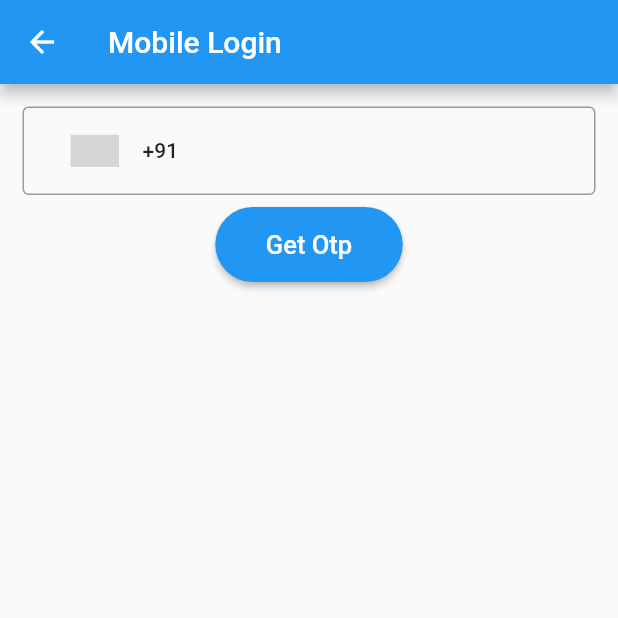
After one commit to Mayur228/firebase_flutter_demo, a Flutter app: the screen it shows after launch, after a tap on "Phone", on a phone screen of 412 x 824 dp, the top half of it. The commit adds this screen. Run offline on Flutter 3.47's test engine with Material 2 defaults, Android fonts, the phone set to English and light mode, and no system bars; drawn by our look-alikes of country_code_picker; our stand-ins replace bloc, firebase_auth, firebase_core, flutter_bloc, get_it, google_sign_in and 2 more; accounts and stored records are empty; network calls fail; grey boxes are pictures that could not be loaded.

Commit message:
add mobile auth

```diff
--- a/lib/login_page/bloc/login_bloc.dart
+++ b/lib/login_page/bloc/login_bloc.dart
@@ -28,7 +28,10 @@ class LoginBloc extends Bloc<LoginEvent, LoginState> {
     );
 
     on<RedirectToDetailsPage>(
-        (event, emit) => emit(RedirectionState(event.userData)));
+      (event, emit) => emit(
+        RedirectionState(event.userData),
+      ),
+    );
 
     on<CheckUserSingIn>(
       (event, emit) async {
@@ -49,6 +52,12 @@ class LoginBloc extends Bloc<LoginEvent, LoginState> {
       },
     );
 
+    on<LoginWithMobile>(
+      (event, emit) => emit(
+        RedirectToMobileState(),
+      ),
+    );
+
     isUserSignIn();
   }
 
@@ -63,4 +72,8 @@ class LoginBloc extends Bloc<LoginEvent, LoginState> {
   isUserSignIn() {
     add(CheckUserSingIn());
   }
+
+  loginWithMobile() {
+    add(LoginWithMobile());
+  }
 }
--- a/lib/login_page/bloc/login_event.dart
+++ b/lib/login_page/bloc/login_event.dart
@@ -19,3 +19,7 @@ class RedirectToDetailsPage extends LoginEvent {
 class CheckUserSingIn extends LoginEvent {
   CheckUserSingIn();
 }
+
+class LoginWithMobile extends LoginEvent {
+  LoginWithMobile();
+}
--- a/lib/login_page/bloc/login_state.dart
+++ b/lib/login_page/bloc/login_state.dart
@@ -24,3 +24,7 @@ class RedirectionState extends LoginState {
   final UserData userData;
   RedirectionState(this.userData);
 }
+
+class RedirectToMobileState extends LoginState {
+  RedirectToMobileState();
+}
--- a/lib/login_page/login_page.dart
+++ b/lib/login_page/login_page.dart
@@ -1,6 +1,7 @@
 import 'package:firebase_demo_flutter/details_page/details_page.dart';
 import 'package:firebase_demo_flutter/login_page/bloc/login_bloc.dart';
 import 'package:firebase_demo_flutter/login_page/bloc/login_state.dart';
+import 'package:firebase_demo_flutter/mobile_login_page/mobile_login_page.dart';
 import 'package:flutter/material.dart';
 import 'package:flutter_bloc/flutter_bloc.dart';
 
@@ -30,14 +31,14 @@ class LoginPage extends StatelessWidget {
     return BlocConsumer(
       builder: (context, state) {
         if (state is NoDataSet) {
-          return mainWidget();
+          return mainWidget(context);
         } else if (state is Success) {
           bloc.redirectToDetailsPage(state.userData);
           return Container();
-        }else if(state is Loading) {
+        } else if (state is Loading) {
           return const Center(child: CircularProgressIndicator());
         } else {
-          return mainWidget();
+          return mainWidget(context);
         }
       },
       listener: (context, state) {
@@ -51,24 +52,57 @@ class LoginPage extends StatelessWidget {
             ),
           );
         }
+        else if(state is RedirectToMobileState) {
+          Navigator.push(
+            context,
+            MaterialPageRoute(
+              builder: (context) => MobileLoginPage(),
+            ),
+          );
+        }
       },
     );
   }
 
-  mainWidget() {
+  mainWidget(BuildContext context) {
     return Center(
-      child: ElevatedButton(
+      child: Column(
+        mainAxisAlignment: MainAxisAlignment.center,
+        mainAxisSize: MainAxisSize.max,
+        children: [
+          ElevatedButton.icon(
             onPressed: () {
-          bloc.loginWithGoogle();
+              bloc.loginWithMobile();
             },
             style: ElevatedButton.styleFrom(
+                primary: Colors.white, fixedSize: const Size(240, 50)),
+            label: const Text(
+              'Phone',
+              style: TextStyle(color: Colors.black),
+            ),
+            icon: const Icon(
+              Icons.phone_android,
+              color: Colors.black,
+            ),
+          ),
+          const Padding(
+            padding: EdgeInsets.all(8.0),
+            child: Text('OR'),
+          ),
+          ElevatedButton(
+            onPressed: (() {
+              bloc.loginWithGoogle();
+            }),
+            style: ElevatedButton.styleFrom(
               primary: Colors.white,
-          padding: const EdgeInsets.symmetric(horizontal: 100, vertical: 15),
+              fixedSize: const Size(240, 50),
             ),
             child: const Text(
               'Google',
               style: TextStyle(color: Colors.black),
             ),
+          )
+        ],
       ),
     );
   }
--- /dev/null
+++ b/lib/mobile_login_page/bloc/bloc.dart
@@ -0,0 +1,3 @@
+export 'mobile_login_bloc.dart';
+export 'mobile_login_state.dart';
+export 'mobile_login_event.dart';
--- /dev/null
+++ b/lib/mobile_login_page/bloc/mobile_login_bloc.dart
@@ -0,0 +1,26 @@
+
+import 'package:bloc/bloc.dart';
+import 'package:firebase_demo_flutter/mobile_login_page/bloc/bloc.dart';
+import 'package:firebase_demo_flutter/repository/firebase_repository.dart';
+import 'package:injectable/injectable.dart';
+
+@injectable
+class MobileLoginBloc extends Bloc<MobileLoginEvent, MobileLoginState> {
+  final FirebaseRepository firebaseRepository;
+  MobileLoginBloc(FirebaseRepository repository)
+      : firebaseRepository = repository,
+        super(InitState()) {
+    on<GetOtpEvent>(
+      (event, emit) {
+        // _onSendOtp(event, emit);
+        emit(RedirectToOtpPage(event.mobile));
+      },
+    );
+  }
+
+  getOtp(String mobile) {
+    add(GetOtpEvent(mobile));
+  }
+
+
+}
--- /dev/null
+++ b/lib/mobile_login_page/bloc/mobile_login_event.dart
@@ -0,0 +1,8 @@
+
+abstract class MobileLoginEvent {}
+
+class GetOtpEvent extends MobileLoginEvent {
+  final String mobile;
+
+  GetOtpEvent(this.mobile);
+}
--- /dev/null
+++ b/lib/mobile_login_page/bloc/mobile_login_state.dart
@@ -0,0 +1,21 @@
+abstract class MobileLoginState {}
+
+class InitState extends MobileLoginState {
+  InitState();
+}
+
+class Loading extends MobileLoginState {
+  Loading();
+}
+
+class Error extends MobileLoginState {
+  final String error;
+
+  Error(this.error);
+}
+
+class RedirectToOtpPage extends MobileLoginState {
+  final String mobile;
+
+  RedirectToOtpPage(this.mobile);
+}
--- /dev/null
+++ b/lib/mobile_login_page/mobile_login_page.dart
@@ -0,0 +1,106 @@
+
+import 'package:country_code_picker/country_code_picker.dart';
+import 'package:firebase_demo_flutter/mobile_login_page/bloc/bloc.dart';
+import 'package:firebase_demo_flutter/verify_otp_page/verify_otp_page.dart';
+import 'package:flutter/material.dart';
+import 'package:flutter_bloc/flutter_bloc.dart';
+
+import '../di/injectable.dart';
+
+class MobileLoginPage extends StatelessWidget {
+  MobileLoginPage({Key? key}) : super(key: key);
+  final phoneController = TextEditingController();
+  final bloc = getIt<MobileLoginBloc>();
+  String _countryCode = '';
+
+  @override
+  Widget build(BuildContext context) {
+    return Scaffold(
+        appBar: AppBar(
+          title: const Text('Mobile Login'),
+        ),
+        body: provider(context));
+  }
+
+  BlocProvider<MobileLoginBloc> provider(BuildContext context) {
+    return BlocProvider(
+      create: (_) => bloc,
+      child: blocConsumer(bloc),
+    );
+  }
+
+  BlocConsumer<MobileLoginBloc, MobileLoginState> blocConsumer(
+      MobileLoginBloc bloc) {
+    return BlocConsumer(
+      builder: (context, state) {
+        if (state is InitState) {
+          return mainWidget();
+        }else if (state is Loading) {
+          return const Center(child: CircularProgressIndicator());
+        }else {
+          return mainWidget();
+        }
+      },
+      listener: (context, state) {
+        if(state is RedirectToOtpPage) {
+           Navigator.push(
+            context,
+            MaterialPageRoute(
+              builder: (context) => VerifyOtpPage(mobile: state.mobile)
+            ),
+          );
+        }
+      },
+    );
+  }
+
+  mainWidget() {
+    return Padding(
+      padding: const EdgeInsets.all(15),
+      child: Column(
+        children: [
+          TextField(
+            controller: phoneController,
+            keyboardType: TextInputType.phone,
+            decoration: InputDecoration(
+              border: const OutlineInputBorder(
+                borderSide: BorderSide(color: Colors.black),
+              ),
+              focusedBorder: const OutlineInputBorder(
+                borderSide: BorderSide(color: Colors.black),
+              ),
+              prefixIcon: CountryCodePicker(
+                initialSelection: 'IN',
+                showFlag: true,
+                onChanged: (CountryCode contrycode) {
+                  _countryCode = contrycode.dialCode ?? '';
+                },
+                onInit: (code) {
+                  _countryCode = code?.dialCode ?? '';
+                },
+              ),
+            ),
+            cursorColor: Colors.black,
+          ),
+          Padding(
+            padding: const EdgeInsets.all(8.0),
+            child: ElevatedButton(
+              onPressed: (() {
+                bloc.getOtp(_countryCode + phoneController.text);
+              }),
+              style: ElevatedButton.styleFrom(
+                  shape: const RoundedRectangleBorder(
+                    borderRadius: BorderRadius.all(Radius.circular(50)),
+                  ),
+                  fixedSize: const Size(125, 50)),
+              child: const Text(
+                'Get Otp',
+                style: TextStyle(fontSize: 17),
+              ),
+            ),
+          )
+        ],
+      ),
+    );
+  }
+}
--- /dev/null
+++ b/lib/verify_otp_page/bloc/bloc.dart
@@ -0,0 +1,3 @@
+export 'verify_otp_bloc.dart';
+export 'verify_otp_state.dart';
+export 'verify_otp_event.dart';
--- /dev/null
+++ b/lib/verify_otp_page/bloc/verify_otp_state.dart
@@ -0,0 +1,25 @@
+abstract class VerifyOtpState {}
+
+class InitState extends VerifyOtpState {
+  InitState();
+}
+
+class Loading extends VerifyOtpState {
+  Loading();
+}
+
+class Error extends VerifyOtpState {
+  final String error;
+
+  Error(this.error);
+}
+
+class PhoneAuthVerified extends VerifyOtpState {
+  PhoneAuthVerified();
+}
+
+class PhoneAuthCodeSentSuccess extends VerifyOtpState {
+  final String verificationId;
+
+  PhoneAuthCodeSentSuccess(this.verificationId);
+}
--- a/pubspec.yaml
+++ b/pubspec.yaml
@@ -44,6 +44,8 @@ dependencies:
   flutter_bloc: ^8.1.2
   firebase_core: ^2.8.0
   shared_preferences: ^2.1.0
+  google_fonts: ^4.0.3
+  country_code_picker: ^3.0.0
 
 dev_dependencies:
   flutter_test:
```
Also changed, not shown: lib/repository/firebase_repository.dart (+24 -0 lines), lib/verify_otp_page/bloc/verify_otp_bloc.dart (added, +106 -0 lines), lib/verify_otp_page/bloc/verify_otp_event.dart (added, +35 -0 lines), lib/verify_otp_page/verify_otp_page.dart (added, +154 -0 lines), lib/di/injectable.config.dart, pubspec.lock. Lines whose indentation alone changed are shown as unchanged.
